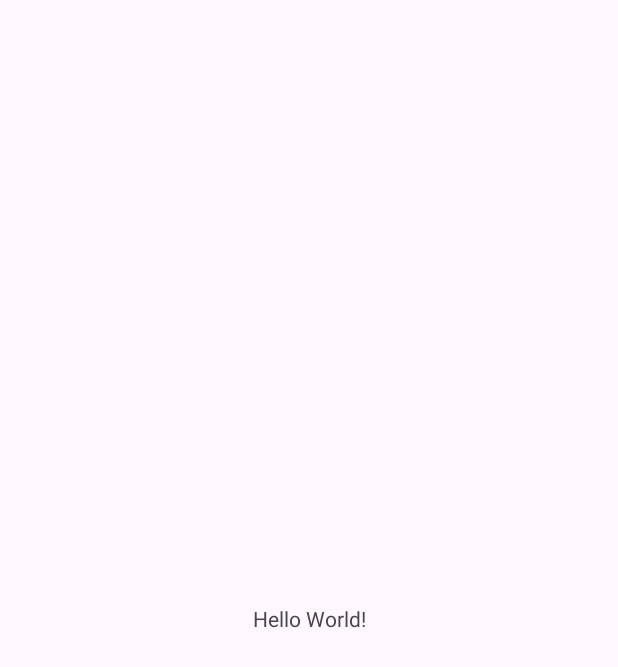
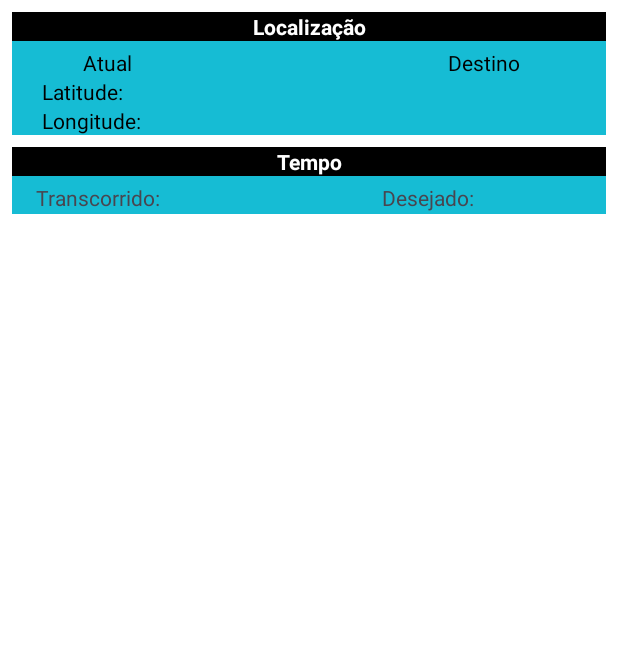
Before and after one commit to marcusvferreira/APPGAT108_UFLA2023-1, an Android app: the screen it shows after launch (MainActivity), on a phone screen of 412 x 824 dp. Before the commit the part shown is almost empty. Shown: the top 667 px of the screen. Run offline under Robolectric (Android 15) with nearby library versions, the phone set to English and light mode, and no system bars.

Commit message:
Início do desenvolvimento do layout da tela principal

```diff
--- a/AppGat108/app/src/main/res/layout/activity_main.xml
+++ b/AppGat108/app/src/main/res/layout/activity_main.xml
@@ -4,15 +4,141 @@
     xmlns:tools="http://schemas.android.com/tools"
     android:layout_width="match_parent"
     android:layout_height="match_parent"
+    android:background="@color/white"
     tools:context=".view.MainActivity">
 
-    <TextView
-        android:layout_width="wrap_content"
+    <androidx.constraintlayout.widget.ConstraintLayout
+        android:id="@+id/constraintLayout2"
+        android:layout_width="match_parent"
         android:layout_height="wrap_content"
-        android:text="Hello World!"
-        app:layout_constraintBottom_toBottomOf="parent"
+        android:layout_marginStart="8dp"
+        android:layout_marginTop="8dp"
+        android:layout_marginEnd="8dp"
+        android:background="@color/blue_background"
         app:layout_constraintEnd_toEndOf="parent"
         app:layout_constraintStart_toStartOf="parent"
-        app:layout_constraintTop_toTopOf="parent" />
+        app:layout_constraintTop_toTopOf="parent">
+
+        <TextView
+            android:id="@+id/textView17"
+            android:layout_width="match_parent"
+            android:layout_height="wrap_content"
+            android:gravity="center"
+            android:text="Localização"
+            android:textColor="@color/white"
+            android:background="@color/black"
+            android:textStyle="bold"
+            app:layout_constraintEnd_toEndOf="parent"
+            app:layout_constraintStart_toStartOf="parent"
+            app:layout_constraintTop_toTopOf="parent" />
+
+        <TextView
+            android:id="@+id/textView22"
+            android:layout_width="wrap_content"
+            android:layout_height="wrap_content"
+            android:layout_marginStart="50dp"
+            android:layout_marginTop="24dp"
+            android:layout_marginEnd="316dp"
+            android:text="Atual"
+            android:textColor="@color/black"
+            app:layout_constraintEnd_toEndOf="parent"
+            app:layout_constraintHorizontal_bias="1.0"
+            app:layout_constraintStart_toStartOf="parent"
+            app:layout_constraintTop_toTopOf="parent" />
+
+        <TextView
+            android:id="@+id/textView23"
+            android:layout_width="wrap_content"
+            android:layout_height="wrap_content"
+            android:layout_marginStart="283dp"
+            android:layout_marginTop="24dp"
+            android:layout_marginEnd="50dp"
+            android:text="Destino"
+            android:textColor="@color/black"
+            app:layout_constraintEnd_toEndOf="parent"
+            app:layout_constraintStart_toStartOf="parent"
+            app:layout_constraintTop_toTopOf="parent" />
+
+        <TextView
+            android:id="@+id/textView24"
+            android:layout_width="wrap_content"
+            android:layout_height="wrap_content"
+            android:layout_marginStart="20dp"
+            android:layout_marginEnd="317dp"
+            android:text="Latitude:"
+            android:textColor="@color/black"
+            app:layout_constraintEnd_toEndOf="parent"
+            app:layout_constraintHorizontal_bias="0.0"
+            app:layout_constraintStart_toStartOf="parent"
+            app:layout_constraintTop_toBottomOf="@+id/textView22" />
+
+        <TextView
+            android:id="@+id/textView25"
+            android:layout_width="wrap_content"
+            android:layout_height="wrap_content"
+            android:layout_marginStart="20dp"
+            android:layout_marginEnd="337dp"
+            android:text="Longitude:"
+            android:textColor="@color/black"
+            app:layout_constraintEnd_toEndOf="parent"
+            app:layout_constraintHorizontal_bias="0.0"
+            app:layout_constraintStart_toStartOf="parent"
+            app:layout_constraintTop_toBottomOf="@+id/textView24" />
+
+    </androidx.constraintlayout.widget.ConstraintLayout>
+
+    <androidx.constraintlayout.widget.ConstraintLayout
+        android:layout_width="match_parent"
+        android:layout_height="wrap_content"
+        android:layout_marginStart="8dp"
+        android:layout_marginTop="8dp"
+        android:layout_marginEnd="8dp"
+        app:layout_constraintEnd_toEndOf="parent"
+        android:background="@color/blue_background"
+        app:layout_constraintStart_toStartOf="parent"
+        app:layout_constraintTop_toBottomOf="@+id/constraintLayout2">
+
+        <TextView
+            android:id="@+id/textView26"
+            android:layout_width="match_parent"
+            android:layout_height="wrap_content"
+            android:background="@color/black"
+            android:gravity="center"
+            android:text="Tempo"
+            android:textColor="@color/white"
+            android:textStyle="bold"
+            app:layout_constraintEnd_toEndOf="parent"
+            app:layout_constraintStart_toStartOf="parent"
+            app:layout_constraintTop_toTopOf="parent" />
+
+        <TextView
+            android:id="@+id/textView27"
+            android:layout_width="wrap_content"
+            android:layout_height="wrap_content"
+            android:layout_marginStart="20dp"
+            android:layout_marginTop="24dp"
+            android:layout_marginEnd="308dp"
+            android:layout_marginBottom="1dp"
+            android:text="Transcorrido:"
+            app:layout_constraintBottom_toBottomOf="parent"
+            app:layout_constraintEnd_toEndOf="parent"
+            app:layout_constraintHorizontal_bias="0.307"
+            app:layout_constraintStart_toStartOf="parent"
+            app:layout_constraintTop_toTopOf="parent" />
+
+        <TextView
+            android:id="@+id/textView29"
+            android:layout_width="wrap_content"
+            android:layout_height="wrap_content"
+            android:layout_marginTop="24dp"
+            android:layout_marginEnd="88dp"
+            android:layout_marginBottom="1dp"
+            android:text="Desejado:"
+            app:layout_constraintBottom_toBottomOf="parent"
+            app:layout_constraintEnd_toEndOf="parent"
+            app:layout_constraintTop_toTopOf="parent"
+            app:layout_constraintVertical_bias="0.0" />
+
+    </androidx.constraintlayout.widget.ConstraintLayout>
 
 </androidx.constraintlayout.widget.ConstraintLayout>
--- a/AppGat108/app/src/main/res/layout/activity_splash.xml
+++ b/AppGat108/app/src/main/res/layout/activity_splash.xml
@@ -25,7 +25,7 @@
         android:layout_marginTop="50dp"
         android:layout_marginEnd="8dp"
         android:text="@string/txt_titulo"
-        android:textColor="#000000"
+        android:textColor="@color/black"
         android:textSize="34sp"
         android:textStyle="bold"
         app:layout_constraintEnd_toEndOf="parent"
@@ -40,7 +40,7 @@
         android:layout_marginTop="240dp"
         android:layout_marginEnd="16dp"
         android:text="@string/txt_nome_desenvolvedor"
-        android:textColor="#000000"
+        android:textColor="@color/black"
         android:textSize="20sp"
         app:layout_constraintEnd_toEndOf="parent"
         app:layout_constraintHorizontal_bias="0.333"
@@ -53,7 +53,7 @@
         android:layout_height="wrap_content"
         android:layout_marginTop="5dp"
         android:text="@string/txt_ano_desenvolvimento"
-        android:textColor="#000000"
+        android:textColor="@color/black"
         android:textSize="20sp"
         app:layout_constraintEnd_toEndOf="parent"
         app:layout_constraintStart_toStartOf="parent"
--- a/AppGat108/app/src/main/res/values/colors.xml
+++ b/AppGat108/app/src/main/res/values/colors.xml
@@ -2,5 +2,6 @@
 <resources>
     <color name="black">#FF000000</color>
     <color name="white">#FFFFFFFF</color>
-    <color name="blue_background">#3f51b5</color>
+    <color name="blue_background">#16bcd4</color>
+    <color name="cor_teste">#A4E32E</color>
 </resources>
```
